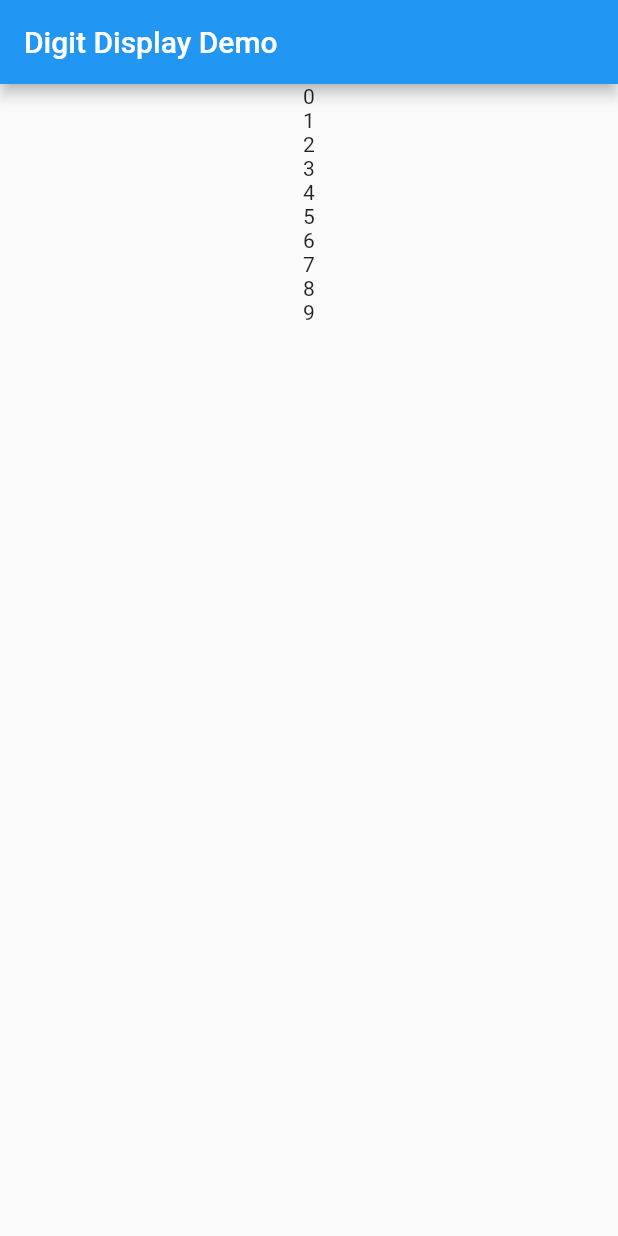
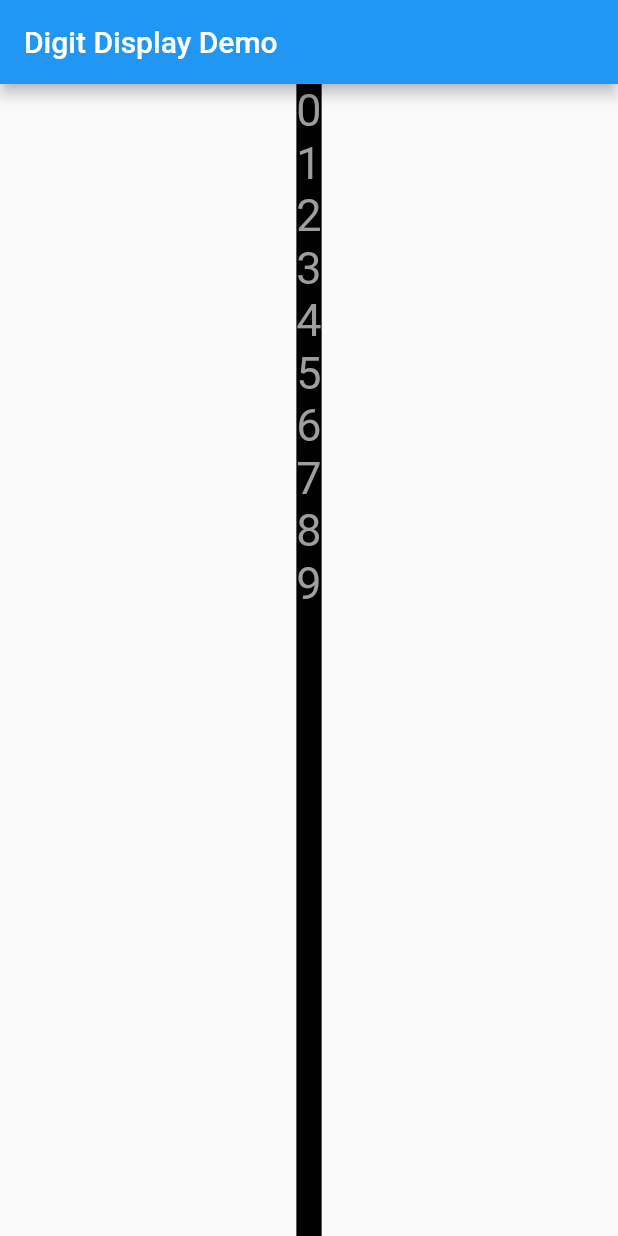
Before and after one commit to martindobrev/animated_digit_display, a Flutter app: the screen it shows after launch, on a phone screen of 412 x 824 dp. Run offline on Flutter 3.47's test engine with Material 2 defaults, Android fonts, the phone set to English and light mode, and no system bars.

Commit message:
step0-3 basic layout displaying all digits
Text widgets for each digit added with custom styling

```diff
--- a/lib/single_digit.dart
+++ b/lib/single_digit.dart
@@ -1,18 +1,38 @@
 import 'package:flutter/material.dart';
 
 class SingleDigit extends StatefulWidget {
+
+  final TextStyle textStyle;
+  final BoxDecoration boxDecoration;
+
+  SingleDigit({
+    this.boxDecoration: const BoxDecoration(color: Colors.black),
+    this.textStyle: const TextStyle(color: Colors.grey, fontSize: 30)
+  });
+
   @override
-  _SingleDigitState createState() => _SingleDigitState();
+  State<StatefulWidget> createState() {
+    return new _SingleDigitState(textStyle, boxDecoration);
+  }
 }
 
 class _SingleDigitState extends State<SingleDigit> {
+
+  _SingleDigitState(this._textStyle, this._boxDecoration);
+
+  final TextStyle _textStyle;
+  final BoxDecoration _boxDecoration;
+
   @override
   Widget build(BuildContext context) {
-    return Column(
-      children: <Widget>[
-        for (var i = 0; i < 10; i++)
-          Text(i.toString())
-      ],
+    return Container(
+      decoration: _boxDecoration,
+      child: Column(
+        children: <Widget>[
+          for (var i = 0; i < 10; i++)
+            Text(i.toString(), style: _textStyle)   // ADD STYLE TO THE TEXT
+        ],
+      ),
     );
   }
 }
```
